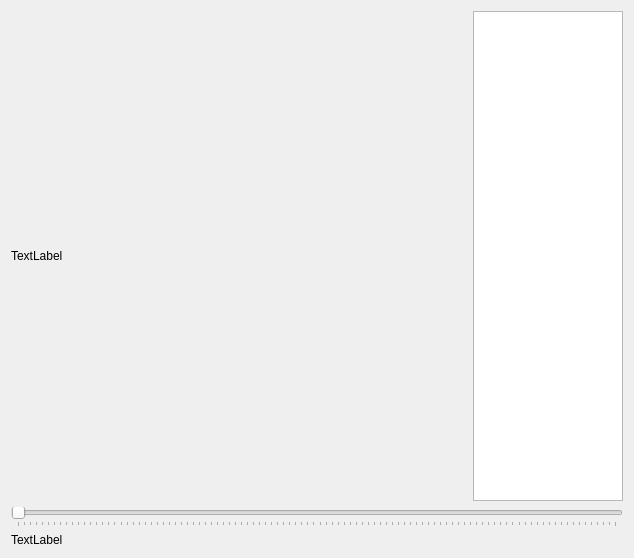
Above: Analysis/testanalysiswidget.ui from Enotkin/UV_Reader before the change. Below: the same form after it.
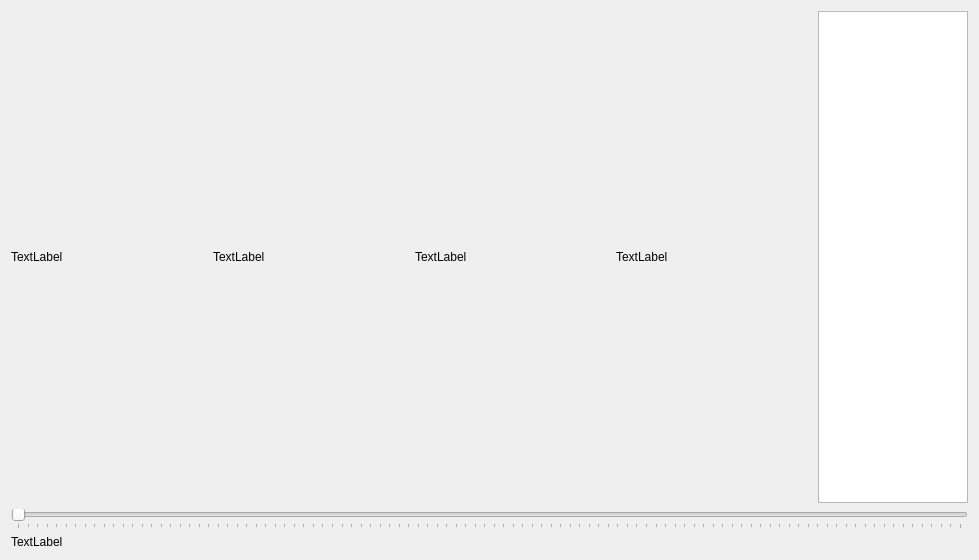
That is the form after the change. Custom widgets are drawn as their Qt base class.

```diff
--- a/Analysis/testanalysiswidget.ui
+++ b/Analysis/testanalysiswidget.ui
@@ -6,8 +6,8 @@
    <rect>
     <x>0</x>
     <y>0</y>
-    <width>634</width>
-    <height>558</height>
+    <width>979</width>
+    <height>560</height>
    </rect>
   </property>
   <property name="windowTitle">
@@ -23,6 +23,27 @@
        </property>
       </widget>
      </item>
+     <item>
+      <widget class="LabelEvent" name="label_3">
+       <property name="text">
+        <string>TextLabel</string>
+       </property>
+      </widget>
+     </item>
+     <item>
+      <widget class="LabelEvent" name="label_4">
+       <property name="text">
+        <string>TextLabel</string>
+       </property>
+      </widget>
+     </item>
+     <item>
+      <widget class="LabelEvent" name="label_5">
+       <property name="text">
+        <string>TextLabel</string>
+       </property>
+      </widget>
+     </item>
      <item>
       <widget class="QListWidget" name="listWidget">
        <property name="sizePolicy">
```
